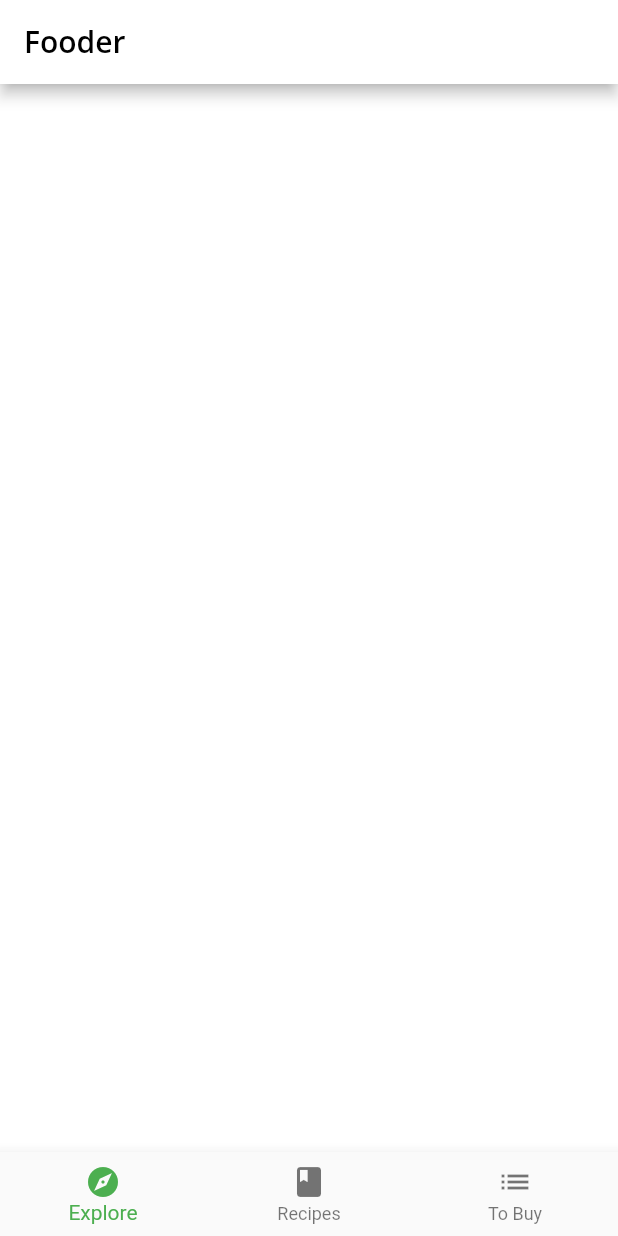
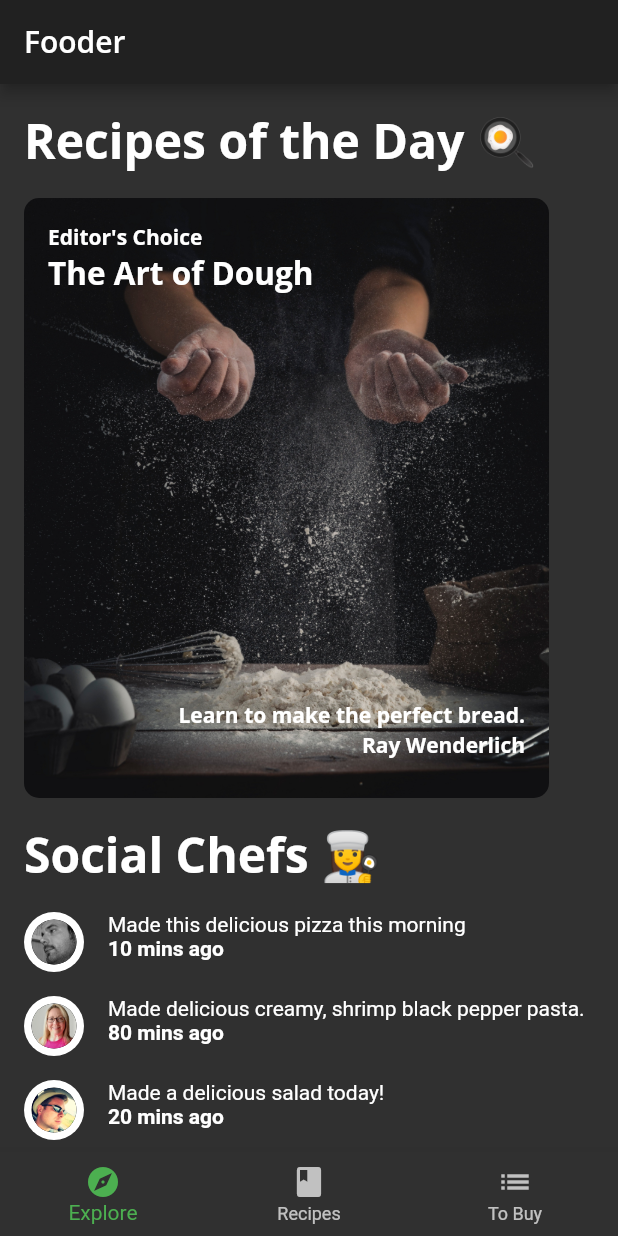
Before and after one commit to mehedi-4958/recipes-of-the-day, a Flutter app: the screen it shows after launch, on a phone screen of 412 x 824 dp. Run offline on Flutter 3.47's test engine with Material 2 defaults, Android fonts, the phone set to English and light mode, and no system bars; our stand-ins replace google_fonts.

Commit message:
ExplorerScreen completed with implementation of today recipe lit view and friend post list view

```diff
--- a/assets/sample_data/sample_explore_recipes.json
+++ b/assets/sample_data/sample_explore_recipes.json
@@ -5,7 +5,7 @@
       "cardType": "card1",
       "title": "The Art of Dough",
       "subtitle": "Editor's Choice",
-      "backgroundImage": "assets/magazine_pics/card_bread.jpg",
+      "backgroundImage": "assets/magazine_pics/card_bread.jpeg",
       "backgroundImageSource": "https://www.foodiesfeed.com/free-food-photo/baker-with-wheat-flour/",
       "message": "Learn to make the perfect bread.",
       "authorName": "Ray Wenderlich",
--- a/lib/components/components.dart
+++ b/lib/components/components.dart
@@ -3,3 +3,6 @@ export 'card1.dart';
 export 'card2.dart';
 export 'card3.dart';
 export 'circle_image.dart';
+export 'today_recipe_list_view.dart';
+import 'friend_post_tile.dart';
+export 'friend_post_list_view.dart';
--- /dev/null
+++ b/lib/components/friend_post_list_view.dart
@@ -0,0 +1,54 @@
+import 'package:flutter/material.dart';
+import 'package:recipes_of_the_day/components/friend_post_tile.dart';
+import 'package:recipes_of_the_day/models/models.dart';
+
+class FriendPostListView extends StatelessWidget {
+  const FriendPostListView({
+    Key? key,
+    required this.friendPosts,
+  }) : super(key: key);
+
+  final List<Post> friendPosts;
+
+  @override
+  Widget build(BuildContext context) {
+    return Padding(
+      padding: const EdgeInsets.only(
+        left: 16,
+        right: 16,
+        top: 0,
+      ),
+      child: Column(
+        crossAxisAlignment: CrossAxisAlignment.start,
+        children: [
+          Text(
+            'Social Chefs 👩‍🍳',
+            style: Theme.of(context).textTheme.headline1,
+          ),
+          const SizedBox(
+            height: 16,
+          ),
+          ListView.separated(
+            itemBuilder: (context, index) {
+              final post = friendPosts[index];
+              return FriendPostTile(post: post);
+            },
+            separatorBuilder: (context, index) {
+              return const SizedBox(
+                height: 16,
+              );
+            },
+            itemCount: friendPosts.length,
+            primary: false,
+            physics: const NeverScrollableScrollPhysics(),
+            shrinkWrap: true,
+            scrollDirection: Axis.vertical,
+          ),
+          const SizedBox(
+            height: 16,
+          ),
+        ],
+      ),
+    );
+  }
+}
--- /dev/null
+++ b/lib/components/friend_post_tile.dart
@@ -0,0 +1,43 @@
+import 'package:flutter/material.dart';
+import 'package:recipes_of_the_day/components/circle_image.dart';
+import 'package:recipes_of_the_day/models/models.dart';
+
+class FriendPostTile extends StatelessWidget {
+  const FriendPostTile({
+    Key? key,
+    required this.post,
+  }) : super(key: key);
+
+  final Post post;
+
+  @override
+  Widget build(BuildContext context) {
+    return Row(
+      crossAxisAlignment: CrossAxisAlignment.start,
+      mainAxisAlignment: MainAxisAlignment.start,
+      children: [
+        CircleImage(
+          imageProvider: AssetImage(post.profileImageUrl),
+          imageRadius: 20,
+        ),
+        const SizedBox(
+          width: 16,
+        ),
+        Expanded(
+          child: Column(
+            crossAxisAlignment: CrossAxisAlignment.start,
+            children: [
+              Text(post.comment),
+              Text(
+                '${post.timestamp} mins ago',
+                style: const TextStyle(
+                  fontWeight: FontWeight.w700,
+                ),
+              ),
+            ],
+          ),
+        ),
+      ],
+    );
+  }
+}
--- /dev/null
+++ b/lib/components/today_recipe_list_view.dart
@@ -0,0 +1,66 @@
+import 'package:flutter/material.dart';
+import 'package:recipes_of_the_day/components/card1.dart';
+import 'package:recipes_of_the_day/components/card2.dart';
+import 'package:recipes_of_the_day/components/card3.dart';
+import 'package:recipes_of_the_day/models/models.dart';
+
+class TodayRecipeListView extends StatelessWidget {
+  const TodayRecipeListView({
+    Key? key,
+    required this.recipes,
+  }) : super(key: key);
+
+  final List<ExploreRecipe> recipes;
+
+  @override
+  Widget build(BuildContext context) {
+    return Padding(
+      padding: const EdgeInsets.only(
+        left: 16,
+        right: 16,
+        top: 16,
+      ),
+      child: Column(
+        crossAxisAlignment: CrossAxisAlignment.start,
+        children: [
+          Text(
+            'Recipes of the Day 🍳',
+            style: Theme.of(context).textTheme.headline1,
+          ),
+          const SizedBox(
+            height: 16,
+          ),
+          Container(
+            height: 400,
+            color: Colors.transparent,
+            child: ListView.separated(
+              scrollDirection: Axis.horizontal,
+              itemBuilder: (context, index) {
+                final recipe = recipes[index];
+                return buildCard(recipe);
+              },
+              separatorBuilder: (context, index) {
+                return const SizedBox(
+                  width: 116,
+                );
+              },
+              itemCount: recipes.length,
+            ),
+          )
+        ],
+      ),
+    );
+  }
+
+  Widget buildCard(ExploreRecipe recipe) {
+    if (recipe.cardType == RecipeCardType.card1) {
+      return Card1(recipe: recipe);
+    } else if (recipe.cardType == RecipeCardType.card2) {
+      return Card2(recipe: recipe);
+    } else if (recipe.cardType == RecipeCardType.card3) {
+      return Card3(recipe: recipe);
+    } else {
+      throw Exception('This card doesn\'t exist yest');
+    }
+  }
+}
--- a/lib/home.dart
+++ b/lib/home.dart
@@ -1,4 +1,5 @@
 import 'package:flutter/material.dart';
+import 'package:recipes_of_the_day/screens/explore_screen.dart';
 
 class Home extends StatefulWidget {
   const Home({Key? key}) : super(key: key);
@@ -11,8 +12,7 @@
   int _selectedIndex = 0;
 
   static List<Widget> pages = <Widget>[
-    // TODO: Replace with ExploreScreen
-    Container(color: Colors.white),
+    ExploreScreen(),
     // TODO: Replace with RecipesScreen
     Container(color: Colors.green),
     Container(color: Colors.blue),
--- a/lib/main.dart
+++ b/lib/main.dart
@@ -11,8 +11,9 @@ class Fooder extends StatelessWidget {
   const Fooder({Key? key}) : super(key: key);
   @override
   Widget build(BuildContext context) {
-    final theme = FooderTheme.light();
+    final theme = FooderTheme.dark();
     return MaterialApp(
+      debugShowCheckedModeBanner: false,
       theme: theme,
       title: 'Fooderlich',
       home: const Home(),
--- /dev/null
+++ b/lib/screens/explore_screen.dart
@@ -0,0 +1,35 @@
+import 'package:flutter/material.dart';
+import 'package:recipes_of_the_day/api/mock_fooder_serevice.dart';
+import 'package:recipes_of_the_day/components/components.dart';
+import 'package:recipes_of_the_day/models/explore_data.dart';
+
+class ExploreScreen extends StatelessWidget {
+  ExploreScreen({Key? key}) : super(key: key);
+
+  final mockService = MockFooderService();
+
+  @override
+  Widget build(BuildContext context) {
+    return FutureBuilder(
+        future: mockService.getExploreData(),
+        builder: (context, AsyncSnapshot<ExploreData> snapshot) {
+          if (snapshot.connectionState == ConnectionState.done) {
+            return ListView(
+              scrollDirection: Axis.vertical,
+              children: [
+                TodayRecipeListView(recipes: snapshot.data?.todayRecipes ?? []),
+                const SizedBox(
+                  height: 16,
+                ),
+                FriendPostListView(
+                    friendPosts: snapshot.data?.friendPosts ?? []),
+              ],
+            );
+          } else {
+            return const Center(
+              child: CircularProgressIndicator(),
+            );
+          }
+        });
+  }
+}
```
